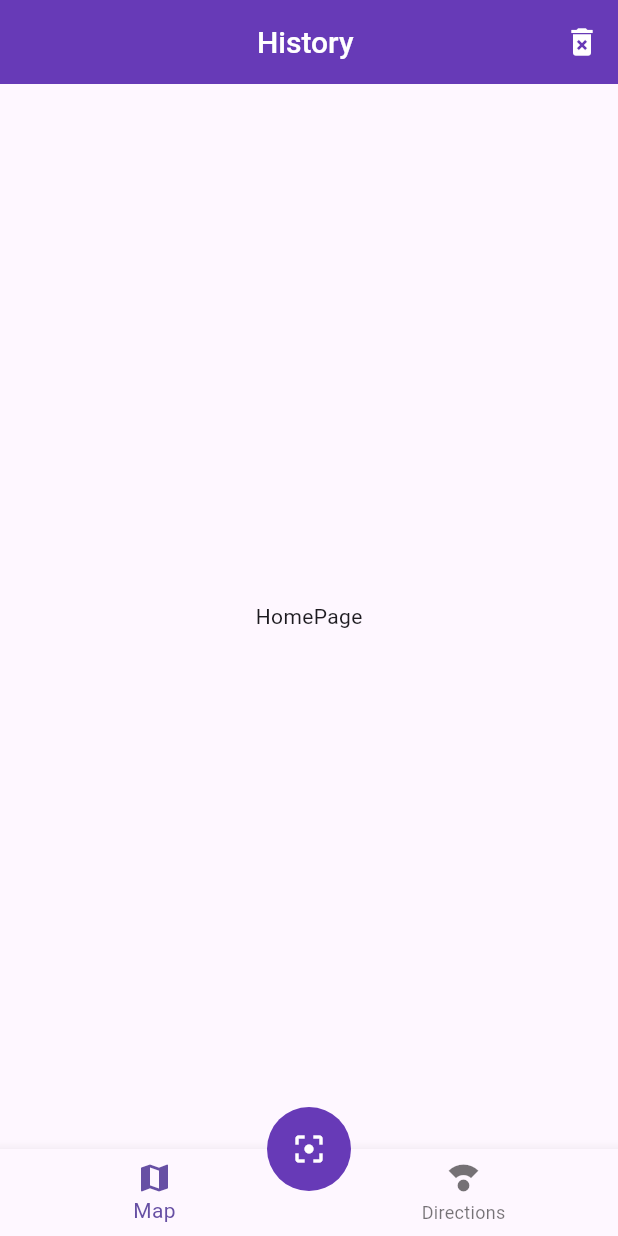
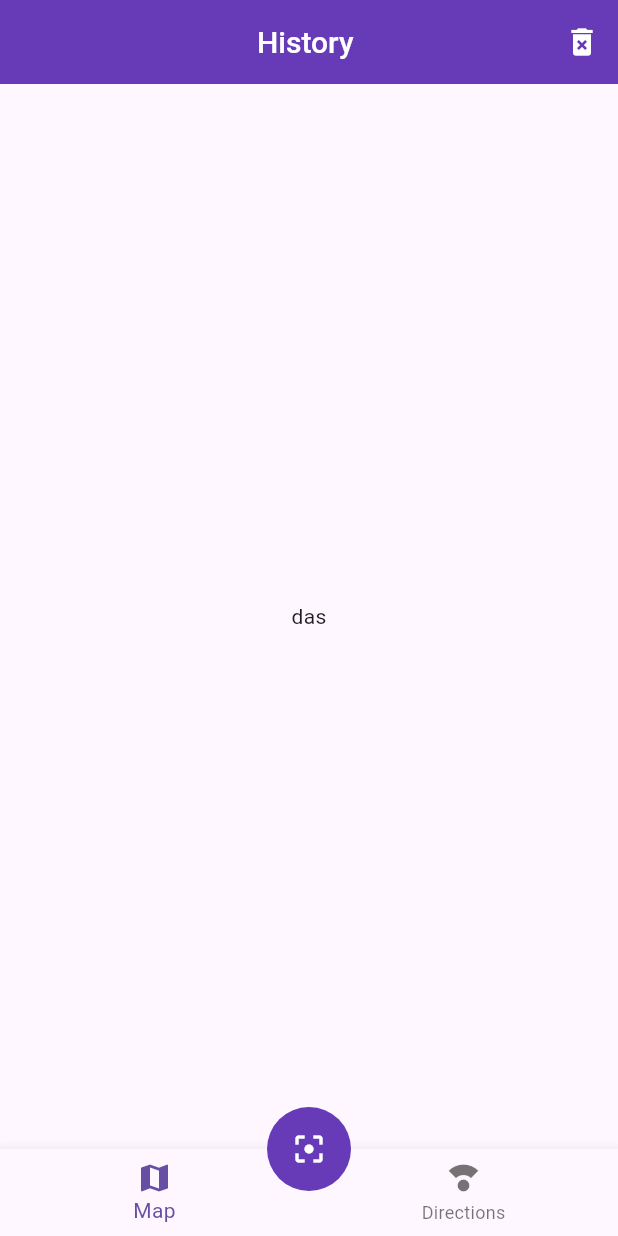
Before and after one commit to D14LB3L0/qrScanner-app, a Flutter app: the screen it shows after launch, on a phone screen of 412 x 824 dp. Run offline on Flutter 3.47's test engine with Material 3 defaults, Android fonts, the phone set to English and light mode, and no system bars.

```diff
--- a/lib/main.dart
+++ b/lib/main.dart
@@ -1,6 +1,9 @@
 import 'package:flutter/material.dart';
+import 'package:provider/provider.dart';
 import 'package:qr_reader/pages/pages.dart';
 import 'package:qr_reader/theme/app_theme.dart';
+
+import 'providers/providers.dart';
 
 void main() => runApp(const MyApp());
 
@@ -9,12 +12,17 @@ class MyApp extends StatelessWidget {
 
   @override
   Widget build(BuildContext context) {
-    return MaterialApp(
-      debugShowCheckedModeBanner: false,
-      title: 'QR Reader',
-      initialRoute: 'home',
-      routes: {'home': (_) => HomePage(), 'map': (_) => MapPage()},
-      theme: AppTheme.lightTheme,
+    return MultiProvider(
+      providers: [
+        ChangeNotifierProvider(create: (_) => UiProvider())
+      ],
+      child: MaterialApp(
+        debugShowCheckedModeBanner: false,
+        title: 'QR Reader',
+        initialRoute: 'home',
+        routes: {'home': (_) => HomePage(), 'map': (_) => MapPage()},
+        theme: AppTheme.lightTheme,
+      ),
     );
   }
 }
--- /dev/null
+++ b/lib/pages/directions_page.dart
@@ -0,0 +1,15 @@
+import 'package:flutter/material.dart';
+
+class DirectionsPage extends StatelessWidget {
+
+  const DirectionsPage({super.key});
+
+  @override
+  Widget build(BuildContext context) {
+    return const Scaffold(
+      body: Center(
+         child: Text('DirectionsPage'),
+      ),
+    );
+  }
+}
--- a/lib/pages/home_page.dart
+++ b/lib/pages/home_page.dart
@@ -1,9 +1,11 @@
 import 'package:flutter/material.dart';
+import 'package:provider/provider.dart';
+import 'package:qr_reader/pages/pages.dart';
+import 'package:qr_reader/providers/providers.dart';
 
 import '../widgets/widgets.dart';
 
 class HomePage extends StatelessWidget {
-
   const HomePage({super.key});
 
   @override
@@ -12,12 +14,10 @@ class HomePage extends StatelessWidget {
       appBar: AppBar(
         title: Text('History '),
         actions: [
-          IconButton(onPressed: (){}, icon: Icon(Icons.delete_forever))
+          IconButton(onPressed: () {}, icon: Icon(Icons.delete_forever)),
         ],
       ),
-      body: Center(
-         child: Text('HomePage'),
-      ),
+      body: _HomePageBody(),
 
       bottomNavigationBar: CustomNavigationBar(),
       floatingActionButton: ScanButton(),
@@ -25,3 +25,23 @@ class HomePage extends StatelessWidget {
     );
   }
 }
+
+class _HomePageBody extends StatelessWidget {
+  @override
+  Widget build(BuildContext context) {
+
+    final uiProvider = Provider.of<UiProvider>(context);
+
+    final int currentIndex = uiProvider.selectedMenuOpt;
+
+    switch (currentIndex) {
+      case 0:
+        return MapsPage();
+      case 1:
+        return DirectionsPage();
+
+      default:
+        return MapsPage();
+    }
+  }
+}
--- /dev/null
+++ b/lib/pages/maps_page.dart
@@ -0,0 +1,13 @@
+import 'package:flutter/material.dart';
+
+class MapsPage extends StatelessWidget {
+
+  const MapsPage({super.key});
+
+  @override
+  Widget build(BuildContext context) {
+    return Center(
+      child: Text('das'),
+    );
+  }
+}
--- a/lib/pages/pages.dart
+++ b/lib/pages/pages.dart
@@ -1,2 +1,4 @@
+export 'directions_page.dart';
 export 'home_page.dart';
 export 'map_page.dart';
+export 'maps_page.dart';
--- /dev/null
+++ b/lib/providers/providers.dart
@@ -0,0 +1 @@
+export 'ui_provide.dart';
--- /dev/null
+++ b/lib/providers/ui_provide.dart
@@ -0,0 +1,14 @@
+import 'package:flutter/material.dart';
+
+class UiProvider extends ChangeNotifier{
+  int _selectedMenuOpt = 0;
+
+  int get selectedMenuOpt {
+    return _selectedMenuOpt;
+  }
+
+  set selectedMenuOpt(int i) {
+    _selectedMenuOpt = i;
+    notifyListeners();
+  }
+}
--- a/lib/widgets/custom_navigation_bar.dart
+++ b/lib/widgets/custom_navigation_bar.dart
@@ -1,12 +1,20 @@
 import 'package:flutter/material.dart';
+import 'package:provider/provider.dart';
+
+import '../providers/providers.dart';
 
 class CustomNavigationBar extends StatelessWidget {
   const CustomNavigationBar({super.key});
 
   @override
   Widget build(BuildContext context) {
+    final uiProvider = Provider.of<UiProvider>(context);
+
+    final currentIndex = uiProvider.selectedMenuOpt;
+
     return BottomNavigationBar(
-      currentIndex: 0,
+      onTap: (int i) => uiProvider.selectedMenuOpt = i,
+      currentIndex: currentIndex,
       items: [
         BottomNavigationBarItem(icon: Icon(Icons.map), label: 'Map'),
         BottomNavigationBarItem(
--- a/pubspec.yaml
+++ b/pubspec.yaml
@@ -34,6 +34,7 @@ dependencies:
   # The following adds the Cupertino Icons font to your application.
   # Use with the CupertinoIcons class for iOS style icons.
   cupertino_icons: ^1.0.8
+  provider: ^6.1.5
 
 dev_dependencies:
   flutter_test:
```
Also changed, not shown: pubspec.lock.
